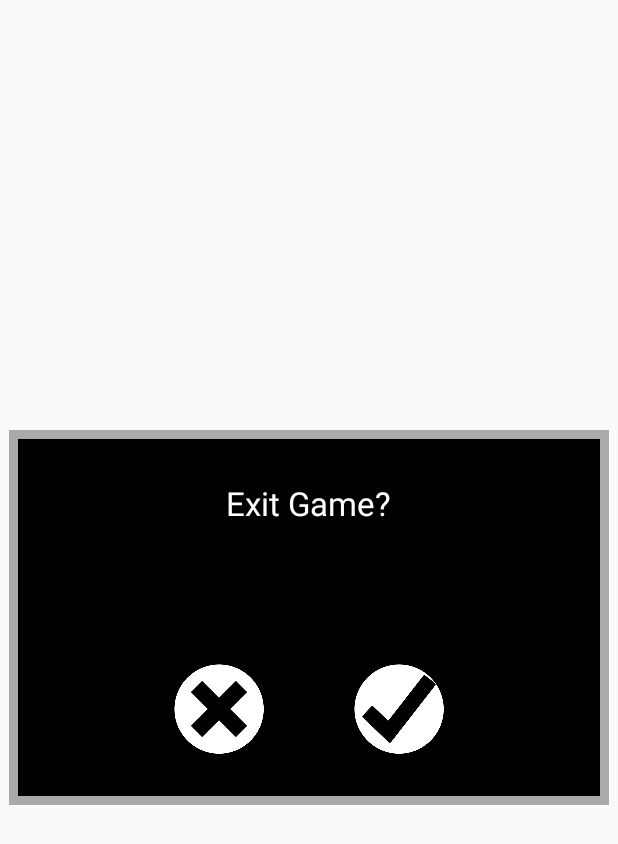
After one commit to BossyFi/JuegoGrupoG, an Android app: the layout dialog_quit.xml on its own in the app's theme, with its tools: preview values and no code run, on a phone screen of 412 x 824 dp. The commit adds this screen. Shown: the top 844 px of the screen. Run offline under Robolectric (Android 15) with nearby library versions, the phone set to English and light mode, and no system bars.

Commit message:
- Ahora existe un CustomDialog que sale en el inicio si deseas salir del juego.

```diff
--- /dev/null
+++ b/app/src/main/res/drawable/dialog_bg.xml
@@ -0,0 +1,13 @@
+<?xml version="1.0" encoding="utf-8"?>
+<shape xmlns:android="http://schemas.android.com/apk/res/android"
+    android:shape="rectangle">
+    <solid android:color="@android:color/black" />
+    <padding
+        android:bottom="@dimen/square_button_padding"
+        android:left="@dimen/square_button_padding"
+        android:right="@dimen/square_button_padding"
+        android:top="@dimen/square_button_padding" />
+    <stroke
+        android:width="@dimen/square_button_border"
+        android:color="@color/btn_border" />
+</shape>
--- /dev/null
+++ b/app/src/main/res/layout/dialog_quit.xml
@@ -0,0 +1,36 @@
+<?xml version="1.0" encoding="utf-8"?>
+<RelativeLayout xmlns:android="http://schemas.android.com/apk/res/android"
+    android:layout_width="@dimen/dialog_width"
+    android:layout_height="@dimen/dialog_height"
+    android:layout_gravity="center"
+    android:background="@drawable/dialog_bg">
+
+    <TextView
+        style="@android:style/TextAppearance.Large"
+        android:layout_width="wrap_content"
+        android:layout_height="wrap_content"
+        android:layout_centerHorizontal="true"
+        android:layout_marginTop="@dimen/activity_vertical_margin"
+        android:text="@string/exit_confirm"
+        android:textColor="@color/text_color" />
+
+    <LinearLayout
+        android:layout_width="wrap_content"
+        android:layout_height="wrap_content"
+        android:layout_alignParentBottom="true"
+        android:layout_centerHorizontal="true"
+        android:layout_marginBottom="@dimen/activity_vertical_margin">
+
+        <ImageView
+            android:id="@+id/btn_resume"
+            style="@style/iconButton"
+            android:layout_marginEnd="@dimen/btn_round_size"
+            android:layout_marginRight="@dimen/btn_round_size"
+            android:src="@drawable/x" />
+
+        <ImageView
+            android:id="@+id/btn_exit"
+            style="@style/iconButton"
+            android:src="@drawable/check" />
+    </LinearLayout>
+</RelativeLayout>
--- /dev/null
+++ b/app/src/main/res/layout/rootlayout.xml
@@ -0,0 +1,5 @@
+<?xml version="1.0" encoding="utf-8"?>
+<FrameLayout xmlns:android="http://schemas.android.com/apk/res/android"
+    android:layout_width="match_parent"
+    android:layout_height="match_parent"
+    android:background="#aa000000" />
--- a/app/src/main/res/values/dimens.xml
+++ b/app/src/main/res/values/dimens.xml
@@ -12,5 +12,7 @@
     <dimen name="game_menu_width">110dp</dimen>
     <dimen name="menu_margin">20dp</dimen>
     <dimen name="life_size">25dp</dimen>
+    <dimen name="dialog_width">400dp</dimen>
+    <dimen name="dialog_height">250dp</dimen>
 
 </resources>
--- a/app/src/main/res/values/strings.xml
+++ b/app/src/main/res/values/strings.xml
@@ -15,5 +15,6 @@
     <string name="music_off">music off</string>
     <string name="score">Score</string>
     <string name="lives">Lifes</string>
+    <string name="exit_confirm">Exit Game?</string>
 
 </resources>
```
Also changed, not shown: app/src/main/java/dadm/scaffold/BaseFragment.java (+25 -0 lines), app/src/main/java/dadm/scaffold/counter/BaseCustomDialog.java (added, +77 -0 lines), app/src/main/java/dadm/scaffold/counter/MainMenuFragment.java (+16 -1 lines), app/src/main/java/dadm/scaffold/counter/QuitDialog.java (added, +36 -0 lines), app/src/main/res/drawable/check.png (added), app/src/main/res/drawable/x.png (added).
